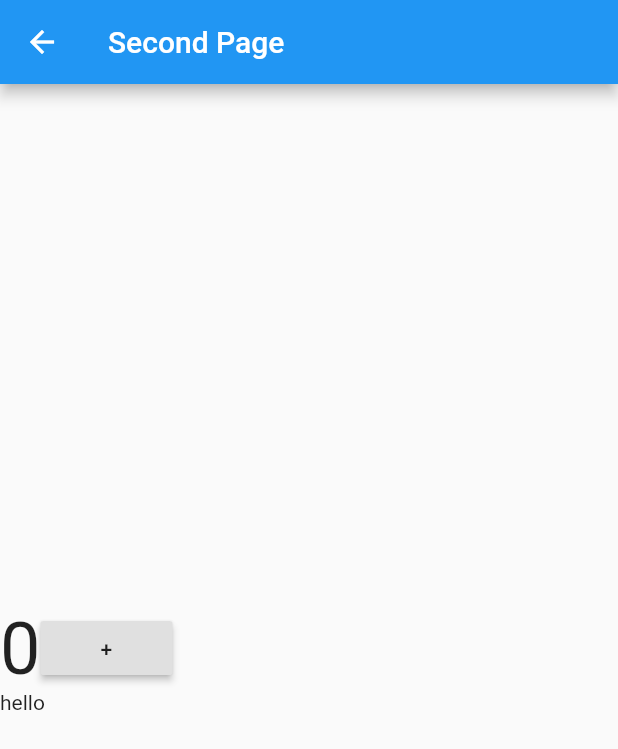
After one commit to lming2008/Morin, a Flutter app: the screen it shows after launch, after a tap on the "forward" icon, on a phone screen of 412 x 824 dp. The commit adds this screen. Shown: the top 749 px of the screen. Run offline on Flutter 3.47's test engine with Material 2 defaults, Android fonts, the light colour scheme and no system bars; our stand-ins replace fluro, flutter_bloc, flutter_i18n, flutter_redux, flutter_screenutil, flutter_swiper and 1 more; missing offline and left inert: flutter_candlesticks, intro_views_flutter; statements that could not run were skipped.

Commit message:
add Scopedmodel Demo

```diff
--- a/lib/Account/LoginPage.dart
+++ b/lib/Account/LoginPage.dart
@@ -17,9 +17,6 @@ class _LoginFormTestRouteState extends State<LoginFormTestRoute> {
   @override
   Widget build(BuildContext context) {
     return Scaffold(
-      appBar: AppBar(
-        title: Text(widget.title),
-      ),
       body: Padding(
         padding: const EdgeInsets.symmetric(vertical: 16.0, horizontal: 24.0),
         child: Form(
--- a/lib/Demos/BlocDemo.dart
+++ b/lib/Demos/BlocDemo.dart
@@ -1,4 +1,5 @@
 import 'package:flutter/material.dart';
+import 'package:flutter_bloc/flutter_bloc.dart';
 
 class BlocDemo extends StatelessWidget {
   @override
--- /dev/null
+++ b/lib/Demos/ScopedmodelDemo.dart
@@ -0,0 +1,141 @@
+import 'package:flutter/material.dart';
+import 'package:scoped_model/scoped_model.dart';
+
+class ScopedmodelDemo extends StatelessWidget {
+  ScopedmodelDemo();
+
+  final CounterModel model = CounterModel();
+
+  @override
+  Widget build(BuildContext context) {
+    return ScopedModel<CounterModel>(
+      model: model,
+      child: new MaterialApp(
+        home: ScopedmodelDemoFirstPage(),
+      ),
+    );
+  }
+}
+
+class ScopedmodelDemoFirstPage extends StatelessWidget {
+  @override
+  Widget build(BuildContext context) {
+    return ScopedModelDescendant<CounterModel>(
+      builder: (context, child, model) {
+        return Scaffold(
+          appBar: AppBar(
+            title: Text('First Page'),
+          ),
+          body: Center(
+            child: Column(
+              mainAxisAlignment: MainAxisAlignment.center,
+              children: <Widget>[
+                Text(
+                  model.count.toString(),
+                  style: TextStyle(fontSize: 48.0),
+                ),
+                RaisedButton(
+                  child: Text('+'),
+                  onPressed: () {
+                    model.increaseCount();
+                  },
+                ),
+              ],
+            ),
+          ),
+          floatingActionButton: FloatingActionButton(
+            onPressed: () {
+              Navigator.of(context)
+                  .push(MaterialPageRoute(builder: (BuildContext context) {
+                return ScopedmodelDemoSecondPage(
+                  title: "Second Page",
+                );
+              }));
+            },
+            child: Icon(Icons.forward),
+          ),
+        );
+      },
+    );
+  }
+}
+
+class ScopedmodelDemoSecondPage extends StatelessWidget {
+  final String title;
+  ScopedmodelDemoSecondPage({Key key, this.title});
+  @override
+  Widget build(BuildContext context) {
+    return Scaffold(
+      appBar: AppBar(
+        title: Text('Second Page'),
+      ),
+      body: Center(
+        child: Column(
+          mainAxisAlignment: MainAxisAlignment.center,
+          children: <Widget>[
+            ScopedModelDescendant<CounterModel>(
+                builder: (context, child, model) {
+              return Row(
+                children: <Widget>[
+                  Text(
+                    model.count.toString(),
+                    style: TextStyle(fontSize: 48.0),
+                  ),
+                  RaisedButton(
+                    child: Text('+'),
+                    onPressed: () {
+                      model.increaseCount();
+                    },
+                  ),
+                ],
+              );
+            }),
+            Row(
+              children: <Widget>[
+                Text('hello'),
+              ],
+            )
+          ],
+        ),
+      ),
+    );
+
+    /*
+    return ScopedModelDescendant<CounterModel>(
+        builder: (context, child, model) {
+      return Scaffold(
+        appBar: AppBar(
+          title: Text('Second Page'),
+        ),
+        body: Center(
+          child: Column(
+            mainAxisAlignment: MainAxisAlignment.center,
+            children: <Widget>[
+              Text(
+                model.count.toString(),
+                style: TextStyle(fontSize: 48.0),
+              ),
+              RaisedButton(
+                child: Text('+'),
+                onPressed: () {
+                  model.increaseCount();
+                },
+              ),
+            ],
+          ),
+        ),
+      );
+    });
+    */
+  }
+}
+
+class CounterModel extends Model {
+  int _count = 0;
+  int get count => _count;
+
+  void increaseCount() {
+    _count += 1;
+    notifyListeners();
+  }
+}
--- a/lib/Home/HomePage.dart
+++ b/lib/Home/HomePage.dart
@@ -5,9 +5,11 @@ import 'package:morin/Index/IndexPage.dart';
 import 'package:flutter_i18n/flutter_i18n.dart';
 
 class HomePage extends StatefulWidget {
+
   HomePage({Key key, this.title}) : super(key: key);
 
   final String title;
+
 
   _HomePageState createState() => _HomePageState();
 }
--- a/lib/main.dart
+++ b/lib/main.dart
@@ -1,4 +1,5 @@
 import 'package:flutter/material.dart';
+import 'package:morin/Demos/ReduxDemo.dart';
 import 'package:morin/Launch/LaunchPage.dart';
 import 'package:morin/Constants/Constants.dart' show AppColors;
 import 'package:flutter_i18n/flutter_i18n_delegate.dart';
@@ -9,7 +10,9 @@ import 'package:morin/Demos/StreamDemo.dart';
 import 'package:morin/Demos/BlocDemo.dart';
 import 'package:morin/Demos/RxDartDemo.dart';
 import 'package:morin/Demos/HttpDemo.dart';
+import 'package:morin/Demos/ScopedmodelDemo.dart';
 import 'package:morin/Account/LoginPage.dart';
+
 
 void main() {
   runApp(MorinApp());
@@ -31,7 +34,7 @@ class MorinApp extends StatelessWidget {
           primaryColor: Color(AppColors.AppBarColor),
           cardColor: Color(AppColors.AppBarColor)),
 
-      initialRoute: '/',
+      initialRoute: 'scopedmodel',
       //路由
       routes: <String, WidgetBuilder>{
         '/': (BuildContext context) => LaunchPage(title: "Morin"),
@@ -39,10 +42,12 @@ class MorinApp extends StatelessWidget {
         '/two': (BuildContext context) => Page(title: 'page two'),
         '/three': (BuildContext context) => Page(title: 'page three'),
         '/state': (BuildContext context) => StateManagementDemo(),
+        'scopedmodel':(BuildContext context) => ScopedmodelDemo(),
         '/stream': (BuildContext context) => StreamDemoHome(),
         '/bloc': (BuildContext context) => BlocDemo(),
         '/rxdart': (BuildContext context) => RxdartDemo(),
         '/http': (BuildContext context) => HttpDemo(),
+        '/redux':(BuildContext context) => ReduxDemo(title: 'Redux Demo',),
         '/login':(BuildContext context) => LoginFormTestRoute(title:'登录'),
       },
 
--- a/pubspec.yaml
+++ b/pubspec.yaml
@@ -20,6 +20,8 @@ dependencies:
   flutter_localizations:
     sdk: flutter
 
+  scoped_model: ^1.0.1
+
   # The following adds the Cupertino Icons font to your application.
   # Use with the CupertinoIcons class for iOS style icons.
   cupertino_icons: ^0.1.2
@@ -40,9 +42,10 @@ dependencies:
   crypto: '>=0.9.2 <3.0.0'
   stream_channel: ^1.2.0
   archive: ^2.0.4
-  scoped_model: ^1.0.1
+
   rxdart: ^0.20.0
   flutter_redux: ^0.5.2
+  flutter_bloc: ^0.4.11
 
 
 dev_dependencies:
```
Also changed, not shown: lib/Demos/ReduxDemo.dart (+40 -3 lines), lib/Demos/PlatformChannelDemo.dart (added), 8 other files.
